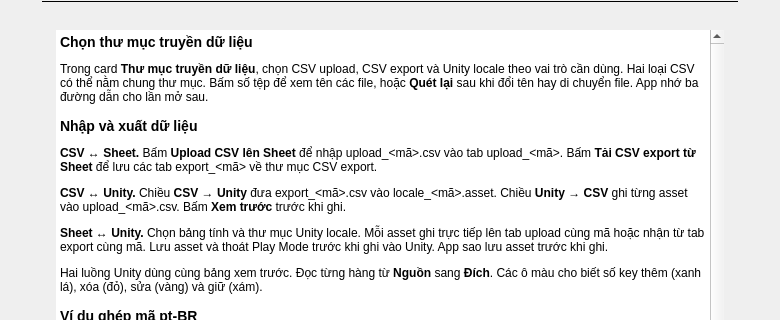
Qt form src/import_localize/ui/forms/help_dialog.ui (longnguy3n/Import-Localize) before a commit; both pictures show x 0 to 780 and y 93 to 413 of the 780 by 713 pixel window.
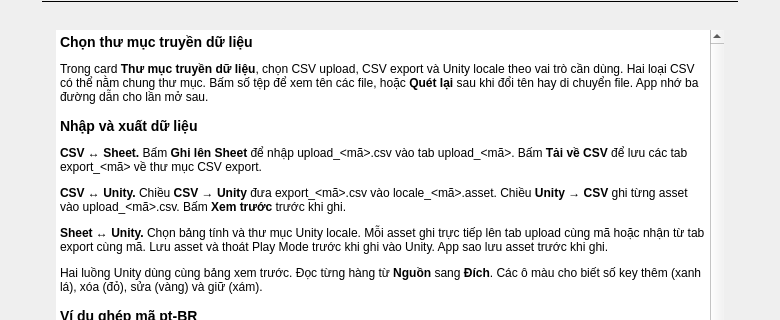
The same form after that commit.

```diff
--- a/src/import_localize/ui/forms/help_dialog.ui
+++ b/src/import_localize/ui/forms/help_dialog.ui
@@ -178,7 +178,7 @@
             <string>&lt;h3&gt;Chọn thư mục truyền dữ liệu&lt;/h3&gt;
 &lt;p&gt;Trong card &lt;b&gt;Thư mục truyền dữ liệu&lt;/b&gt;, chọn CSV upload, CSV export và Unity locale theo vai trò cần dùng. Hai loại CSV có thể nằm chung thư mục. Bấm số tệp để xem tên các file, hoặc &lt;b&gt;Quét lại&lt;/b&gt; sau khi đổi tên hay di chuyển file. App nhớ ba đường dẫn cho lần mở sau.&lt;/p&gt;
 &lt;h3&gt;Nhập và xuất dữ liệu&lt;/h3&gt;
-&lt;p&gt;&lt;b&gt;CSV ↔ Sheet.&lt;/b&gt; Bấm &lt;b&gt;Upload CSV lên Sheet&lt;/b&gt; để nhập upload_&amp;lt;mã&amp;gt;.csv vào tab upload_&amp;lt;mã&amp;gt;. Bấm &lt;b&gt;Tải CSV export từ Sheet&lt;/b&gt; để lưu các tab export_&amp;lt;mã&amp;gt; về thư mục CSV export.&lt;/p&gt;
+&lt;p&gt;&lt;b&gt;CSV ↔ Sheet.&lt;/b&gt; Bấm &lt;b&gt;Ghi lên Sheet&lt;/b&gt; để nhập upload_&amp;lt;mã&amp;gt;.csv vào tab upload_&amp;lt;mã&amp;gt;. Bấm &lt;b&gt;Tải về CSV&lt;/b&gt; để lưu các tab export_&amp;lt;mã&amp;gt; về thư mục CSV export.&lt;/p&gt;
 &lt;p&gt;&lt;b&gt;CSV ↔ Unity.&lt;/b&gt; Chiều &lt;b&gt;CSV → Unity&lt;/b&gt; đưa export_&amp;lt;mã&amp;gt;.csv vào locale_&amp;lt;mã&amp;gt;.asset. Chiều &lt;b&gt;Unity → CSV&lt;/b&gt; ghi từng asset vào upload_&amp;lt;mã&amp;gt;.csv. Bấm &lt;b&gt;Xem trước&lt;/b&gt; trước khi ghi.&lt;/p&gt;
 &lt;p&gt;&lt;b&gt;Sheet ↔ Unity.&lt;/b&gt; Chọn bảng tính và thư mục Unity locale. Mỗi asset ghi trực tiếp lên tab upload cùng mã hoặc nhận từ tab export cùng mã. Lưu asset và thoát Play Mode trước khi ghi vào Unity. App sao lưu asset trước khi ghi.&lt;/p&gt;
 &lt;p&gt;Hai luồng Unity dùng cùng bảng xem trước. Đọc từng hàng từ &lt;b&gt;Nguồn&lt;/b&gt; sang &lt;b&gt;Đích&lt;/b&gt;. Các ô màu cho biết số key thêm (xanh lá), xóa (đỏ), sửa (vàng) và giữ (xám).&lt;/p&gt;
```
